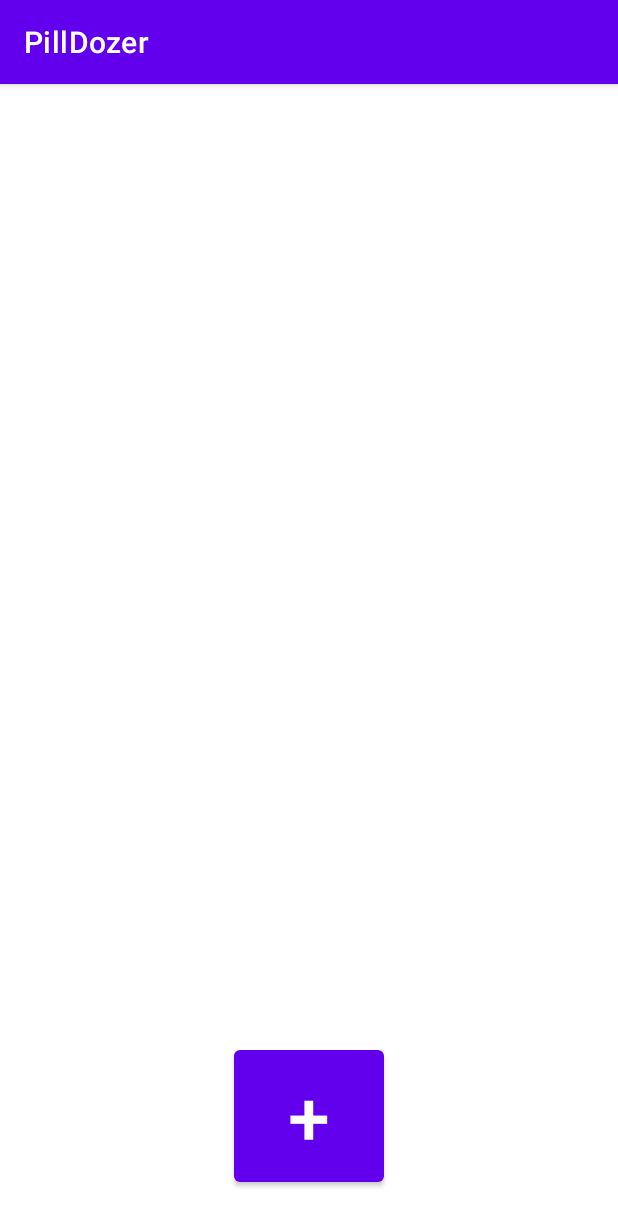
After one commit to Mobiilikehitysprojekti-Group15/PillDozer, an Android app: the MedicineScreen screen opened directly, with no data from a screen before it, on a phone screen of 412 x 824 dp. The commit adds this screen. Shown: the top 1226 px of the screen. Run offline under Robolectric (Android 15) with nearby library versions, the phone set to English and light mode, and no system bars.

Commit message:
Medicine and alert screens started
Lääke, ja mustutus ruutu on luotu mutta molemmat pahasti kesken

```diff
--- a/app/src/main/AndroidManifest.xml
+++ b/app/src/main/AndroidManifest.xml
@@ -9,6 +9,12 @@
         android:roundIcon="@mipmap/ic_launcher_round"
         android:supportsRtl="true"
         android:theme="@style/Theme.PillDozer">
+        <activity
+            android:name=".AlertScreen"
+            android:exported="false" />
+        <activity
+            android:name=".MedicineScreen"
+            android:exported="false" />
         <activity
             android:name=".LoginScreen"
             android:exported="false" />
--- /dev/null
+++ b/app/src/main/java/com/example/pilldozer/MedicineScreen.kt
@@ -0,0 +1,24 @@
+package com.example.pilldozer
+
+import android.content.Intent
+import androidx.appcompat.app.AppCompatActivity
+import android.os.Bundle
+import android.widget.Button
+
+class MedicineScreen : AppCompatActivity() {
+    override fun onCreate(savedInstanceState: Bundle?) {
+        super.onCreate(savedInstanceState)
+        setContentView(R.layout.activity_medicine)
+
+        val newMedicineButton: Button = findViewById(R.id.buNewMed)
+        newMedicineButton.setOnClickListener {
+            startAlertScreen()
+        }
+    }
+
+    fun startAlertScreen() {
+        val intent = Intent(this, AlertScreen::class.java)
+        startActivity(intent)
+
+    }
+}
--- /dev/null
+++ b/app/src/main/res/layout/activity_medicine.xml
@@ -0,0 +1,20 @@
+<?xml version="1.0" encoding="utf-8"?>
+<androidx.constraintlayout.widget.ConstraintLayout xmlns:android="http://schemas.android.com/apk/res/android"
+    xmlns:app="http://schemas.android.com/apk/res-auto"
+    xmlns:tools="http://schemas.android.com/tools"
+    android:layout_width="match_parent"
+    android:layout_height="match_parent"
+    tools:context=".MedicineScreen">
+
+    <Button
+        android:id="@+id/buNewMed"
+        android:layout_width="100dp"
+        android:layout_height="100dp"
+        android:layout_marginBottom="30dp"
+        android:text="+"
+        android:textAlignment="center"
+        android:textSize="50sp"
+        app:layout_constraintBottom_toBottomOf="parent"
+        app:layout_constraintEnd_toEndOf="parent"
+        app:layout_constraintStart_toStartOf="parent" />
+</androidx.constraintlayout.widget.ConstraintLayout>
--- a/build.gradle
+++ b/build.gradle
@@ -6,7 +6,7 @@ buildscript {
     }
     dependencies {
         classpath "com.android.tools.build:gradle:7.0.4"
-        classpath "org.jetbrains.kotlin:kotlin-gradle-plugin:1.5.20"
+        classpath 'org.jetbrains.kotlin:kotlin-gradle-plugin:1.6.10'
 
         // NOTE: Do not place your application dependencies here; they belong
         // in the individual module build.gradle files
```
Also changed, not shown: app/src/main/java/com/example/pilldozer/AlertScreen.kt (added, +11 -0 lines), app/src/main/java/com/example/pilldozer/MainActivity.kt (+10 -0 lines), app/src/main/res/layout/activity_alert_screen.xml (added, +18 -0 lines), app/src/main/res/layout/activity_main.xml (+10 -0 lines).
